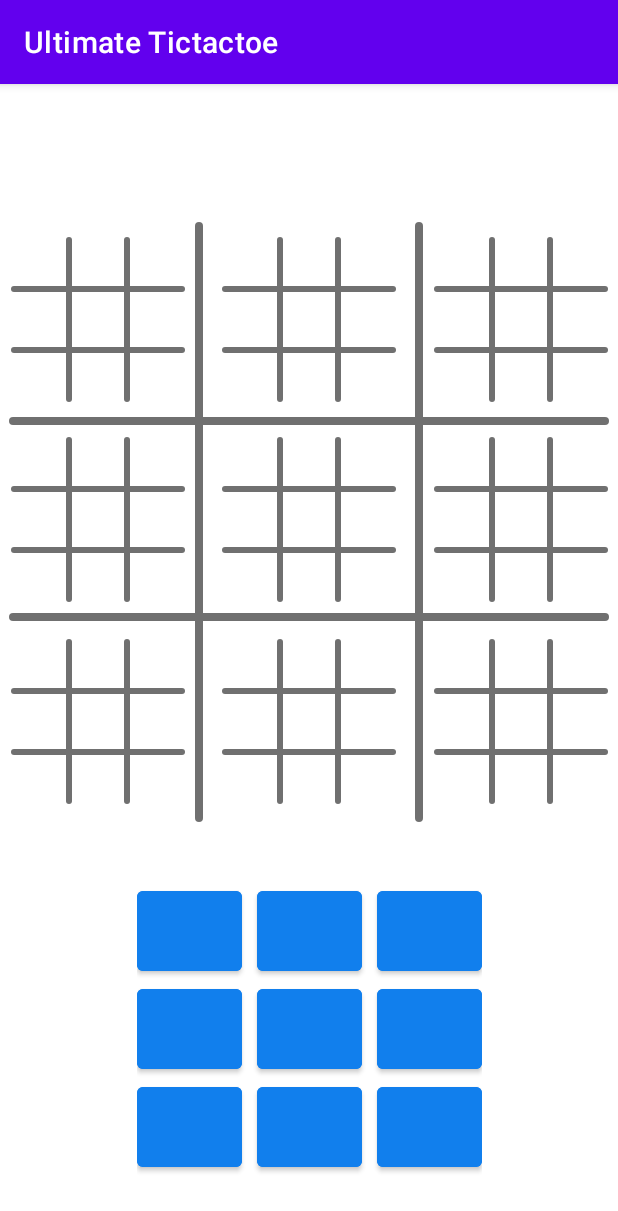
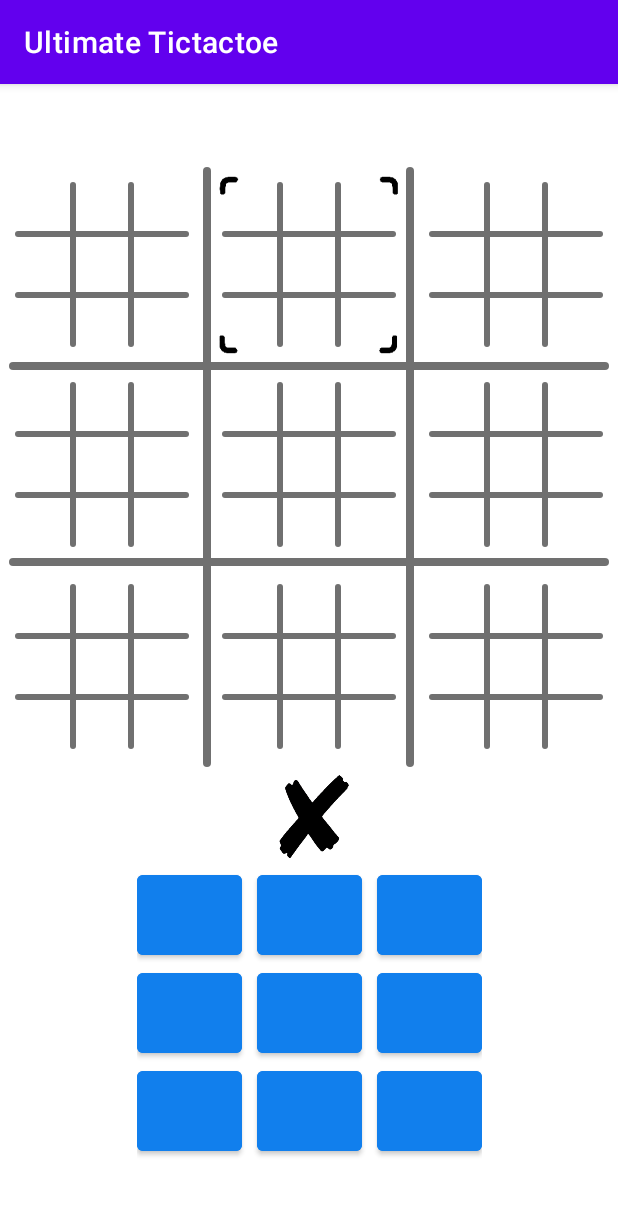
Before and after one commit to TapChap/UltimateTictactoe, an Android app: the GameActivity screen opened directly, with no data from a screen before it, after a tap on an icon or button, on a phone screen of 412 x 824 dp. Shown: the top 1211 px of the screen. Run offline under Robolectric (Android 15) with nearby library versions, the light colour scheme and no system bars; 1 other tap on this screen came first.

Commit message:
added board indicator & turn display

```diff
--- a/app/src/main/java/com/example/ultimatetictactoe/GameActivity.java
+++ b/app/src/main/java/com/example/ultimatetictactoe/GameActivity.java
@@ -3,6 +3,7 @@ package com.example.ultimatetictactoe;
 import androidx.appcompat.app.AppCompatActivity;
 
 import android.os.Bundle;
+import android.os.Handler;
 import android.util.Log;
 import android.view.View;
 import android.widget.Button;
@@ -10,6 +11,7 @@ import android.widget.ImageView;
 
 import com.example.ultimatetictactoe.Tictactoe.Board;
 import com.example.ultimatetictactoe.Tictactoe.Piece;
+import com.example.ultimatetictactoe.Tictactoe.Pose2d;
 
 import java.util.ArrayList;
 
@@ -20,10 +22,13 @@ public class GameActivity extends AppCompatActivity implements View.OnClickListe
     private Board mainBoard = new Board();
     private Board selectedBoard;
 
-    private boolean canChoose;
+    private boolean canChoose, removeIndicator = true;
 
     private final Button[][] buttons = new Button[3][3];
     private final ImageView[][] mainImages = new ImageView[3][3];
+    private ImageView turnDisplay;
+
+    private Pose2d indicatorPose;
 
     @Override
     protected void onCreate(Bundle savedInstanceState) {
@@ -31,7 +36,7 @@ public class GameActivity extends AppCompatActivity implements View.OnClickListe
         setContentView(R.layout.activity_game);
 
         for (int i = 0; i < Math.pow(boards.length, 2); i++) {
-            boards[i / 3][i % 3] = new Board(getBoard(i), i / 3, i % 3);
+            boards[i / 3][i % 3] = new Board(getBoard(i), new Pose2d(i / 3, i % 3));
         }
 
         for (int i = 0; i < buttons.length; i++) {
@@ -44,10 +49,13 @@ public class GameActivity extends AppCompatActivity implements View.OnClickListe
                 buttons[i][j].setOnClickListener(this);
 
                 mainImages[i][j] = findViewById(resIdB);
-                mainBoard.setImage(i, j, mainImages[i][j]);
+                mainBoard.setImage(new Pose2d(i, j), mainImages[i][j]);
                 mainImages[i][j].setOnClickListener(this);
             }
         }
+
+        turnDisplay = findViewById(R.id.turnDisplay);
+        turnDisplay.setImageResource(Piece.X.getImg());
 
         setControlPanelEnabled(false);
         canChoose = true;
@@ -62,14 +70,17 @@ public class GameActivity extends AppCompatActivity implements View.OnClickListe
 
                 // control panel button pressed
                 if (buttons[i][j].getId() == id) {
+                    Pose2d pose = new Pose2d(i, j);
+
                     setControlPanelEnabled(true);
-                    selectedBoard.set(i, j, mainBoard.getTurn());
+                    selectedBoard.set(pose, mainBoard.getTurn());
                     selectedBoard.update();
 
                     // disable clicks & update board image if won board
                     if (selectedBoard.hasWon(mainBoard.getTurn())) {
-                        int row = selectedBoard.getRow(), col = selectedBoard.getCol();
-                        mainImages[row][col].setImageResource(boards[row][col].getWinner().getLargeImg());
+                        int row = selectedBoard.row(), col = selectedBoard.col();
+                        removeIndicator = false;
+                        mainImages[row][col].setImageResource(boards[row][col].getWinner().getImg());
                         mainImages[row][col].setClickable(false);
                     }
 
@@ -77,21 +88,26 @@ public class GameActivity extends AppCompatActivity implements View.OnClickListe
                     if (boards[i][j].hasWon(Piece.EMPTY) || boards[i][j].isTie()){
                         // allow the next player to choose the next board, if the previous board was won
                         setControlPanelEnabled(false);
+                        if (removeIndicator) mainImages[indicatorPose.i][indicatorPose.j].setImageResource(R.drawable.empty);
                         canChoose = true;
                     } else {
                         disableButtons(getTakenCells(boards[i][j]));
                         selectedBoard = boards[i][j];
+                        updateIndicator(pose);
                         canChoose = false;
                     }
 
                     mainBoard.next();
+                    turnDisplay.setImageResource(mainBoard.getTurn().getImg());
                 }
 
                 // main image pressed
                 if (mainImages[i][j].getId() == id) {
-                    Log.d(TAG, "hasWon:" + boards[i][j].hasWon(Piece.EMPTY) + " canChoose:" + canChoose);
+                    Pose2d pose = new Pose2d(i, j);
+
                     if (canChoose && !boards[i][j].hasWon(Piece.EMPTY)) {
                         selectedBoard = boards[i][j];
+                        updateIndicator(pose);
                         setControlPanelEnabled(true);
                         disableButtons(getTakenCells(boards[i][j]));
                     }
@@ -123,11 +139,22 @@ public class GameActivity extends AppCompatActivity implements View.OnClickListe
 
         for (int i = 0; i < 3; i++) {
             for (int j = 0; j < 3; j++) {
-                if (board.get(i, j) != Piece.EMPTY) takenButtons.add(buttons[i][j]);
+                if (board.get(new Pose2d(i, j)) != Piece.EMPTY) takenButtons.add(buttons[i][j]);
             }
         }
 
         return takenButtons;
+    }
+
+    private void updateIndicator(Pose2d pose){
+        // delete the last one
+        if (indicatorPose != null && removeIndicator) {
+            mainImages[indicatorPose.i][indicatorPose.j].setImageResource(R.drawable.empty);
+        } else removeIndicator = true;
+
+        // update the pose to the new one & display the indicator
+        indicatorPose = pose;
+        mainImages[pose.i][pose.j].setImageResource(R.drawable.indicator);
     }
 
     public ImageView[][] getBoard(int boardIndex) {
--- a/app/src/main/java/com/example/ultimatetictactoe/Tictactoe/Board.java
+++ b/app/src/main/java/com/example/ultimatetictactoe/Tictactoe/Board.java
@@ -1,6 +1,5 @@
 package com.example.ultimatetictactoe.Tictactoe;
 
-import android.util.Log;
 import android.widget.ImageView;
 
 import java.util.function.BiConsumer;
@@ -12,30 +11,30 @@ public class Board extends TictactoeManager {
 
     private final String TAG = "Board";
 
-    public Board(ImageView[][] imageViews, int row, int col) {
+    public Board(ImageView[][] imageViews, Pose2d pose) {
         foreach((i, j) -> board[i][j] = imageViews[i][j]);
-        this.i = row;
-        this.j = col;
+        this.i = pose.i;
+        this.j = pose.j;
     }
 
     public Board(){}
 
     public void update(){
         foreach((i, j) -> {
-            Piece piece = get(i, j);
+            Piece piece = get(new Pose2d(i, j));
             board[i][j].setImageResource(piece.getImg());
         });
     }
 
-    public void setImage(int i, int j, ImageView image){
-        this.board[i][j] = image;
+    public void setImage(Pose2d pose, ImageView image){
+        this.board[pose.i][pose.j] = image;
     }
 
-    public int getRow(){
+    public int row(){
         return i;
     }
 
-    public int getCol(){
+    public int col(){
         return j;
     }
 
--- a/app/src/main/java/com/example/ultimatetictactoe/Tictactoe/Piece.java
+++ b/app/src/main/java/com/example/ultimatetictactoe/Tictactoe/Piece.java
@@ -26,17 +26,6 @@ public enum Piece {
         }
     }
 
-    public int getLargeImg(){
-        switch(this.piece){
-            case 'X':
-                return R.drawable.large_x;
-            case 'O':
-                return R.drawable.large_o;
-            default:
-                return R.drawable.empty;
-        }
-    }
-
     public boolean equals(Piece other){
         return this.piece == other.piece;
     }
--- /dev/null
+++ b/app/src/main/java/com/example/ultimatetictactoe/Tictactoe/Pose2d.java
@@ -0,0 +1,10 @@
+package com.example.ultimatetictactoe.Tictactoe;
+
+public class Pose2d {
+    public int i, j; // row, col
+
+    public Pose2d(int i, int j) {
+        this.i = i;
+        this.j = j;
+    }
+}
--- a/app/src/main/java/com/example/ultimatetictactoe/Tictactoe/TictactoeManager.java
+++ b/app/src/main/java/com/example/ultimatetictactoe/Tictactoe/TictactoeManager.java
@@ -21,16 +21,16 @@ public class TictactoeManager {
         }
     }
 
-    public void set(int i, int j) {
-        set(i, j, isX ? Piece.X : Piece.O);
+    public void set(Pose2d pose) {
+        set(pose, isX ? Piece.X : Piece.O);
     }
 
-    public void set(int i, int j, Piece piece) {
-        this.board[i][j] = piece;
+    public void set(Pose2d pose, Piece piece) {
+        this.board[pose.i][pose.j] = piece;
     }
 
-    public Piece get(int i, int j) {
-        return board[i][j];
+    public Piece get(Pose2d pose) {
+        return board[pose.i][pose.j];
     }
 
     public Piece getTurn() {
--- a/app/src/main/res/layout/activity_game.xml
+++ b/app/src/main/res/layout/activity_game.xml
@@ -14,11 +14,11 @@
         android:id="@+id/mainGridLayout"
         android:layout_width="match_parent"
         android:layout_height="400dp"
-        app:layout_constraintBottom_toBottomOf="parent"
-        app:layout_constraintEnd_toEndOf="parent"
-        app:layout_constraintStart_toStartOf="parent"
-        app:layout_constraintTop_toTopOf="parent"
-        app:layout_constraintVertical_bias="0.25">
+        android:layout_marginTop="50dp"
+        app:layout_constraintBottom_toTopOf="@id/turnDisplay"
+        app:layout_constraintEnd_toEndOf="parent"
+        app:layout_constraintStart_toStartOf="parent"
+        app:layout_constraintTop_toTopOf="parent">
 
         <!--        main grid-->
         <ImageView
@@ -28,7 +28,7 @@
             android:background="@drawable/rounded_line_vertical"
             app:layout_constraintBottom_toBottomOf="parent"
             app:layout_constraintEnd_toEndOf="parent"
-            app:layout_constraintHorizontal_bias="0.32"
+            app:layout_constraintHorizontal_bias="0.333"
             app:layout_constraintStart_toStartOf="parent"
             app:layout_constraintTop_toTopOf="parent" />
 
@@ -39,7 +39,7 @@
             android:background="@drawable/rounded_line_vertical"
             app:layout_constraintBottom_toBottomOf="parent"
             app:layout_constraintEnd_toEndOf="parent"
-            app:layout_constraintHorizontal_bias="0.68"
+            app:layout_constraintHorizontal_bias="0.666"
             app:layout_constraintStart_toStartOf="parent"
             app:layout_constraintTop_toTopOf="parent" />
 
@@ -1452,7 +1452,7 @@
             android:layout_height="120dp"
             app:layout_constraintBottom_toTopOf="@+id/mainLine_Top"
             app:layout_constraintEnd_toStartOf="@+id/mainLine_Right"
-            app:layout_constraintStart_toStartOf="@+id/mainLine_Left"
+            app:layout_constraintStart_toEndOf="@+id/mainLine_Left"
             app:layout_constraintTop_toTopOf="parent"
             tools:srcCompat="@tools:sample/avatars" />
 
@@ -1475,7 +1475,7 @@
             app:layout_constraintBottom_toTopOf="@+id/mainLine_Bottom"
             app:layout_constraintEnd_toStartOf="@+id/mainLine_Left"
             app:layout_constraintStart_toStartOf="parent"
-            app:layout_constraintTop_toTopOf="@+id/mainLine_Top"
+            app:layout_constraintTop_toBottomOf="@+id/mainLine_Top"
             tools:srcCompat="@tools:sample/avatars" />
 
         <!--        middle middle board image-->
@@ -1485,8 +1485,8 @@
             android:layout_height="120dp"
             app:layout_constraintBottom_toTopOf="@+id/mainLine_Bottom"
             app:layout_constraintEnd_toStartOf="@+id/mainLine_Right"
-            app:layout_constraintStart_toStartOf="@+id/mainLine_Left"
-            app:layout_constraintTop_toTopOf="@+id/mainLine_Top"
+            app:layout_constraintStart_toEndOf="@+id/mainLine_Left"
+            app:layout_constraintTop_toBottomOf="@+id/mainLine_Top"
             tools:srcCompat="@tools:sample/avatars" />
 
         <!--        middle right board image-->
@@ -1497,7 +1497,7 @@
             app:layout_constraintBottom_toTopOf="@+id/mainLine_Bottom"
             app:layout_constraintEnd_toEndOf="parent"
             app:layout_constraintStart_toEndOf="@id/mainLine_Right"
-            app:layout_constraintTop_toTopOf="@+id/mainLine_Top"
+            app:layout_constraintTop_toBottomOf="@+id/mainLine_Top"
             tools:srcCompat="@tools:sample/avatars"
             />
 
@@ -1510,7 +1510,7 @@
             app:layout_constraintBottom_toBottomOf="parent"
             app:layout_constraintEnd_toStartOf="@+id/mainLine_Left"
             app:layout_constraintStart_toStartOf="parent"
-            app:layout_constraintTop_toTopOf="@id/mainLine_Bottom"
+            app:layout_constraintTop_toBottomOf="@id/mainLine_Bottom"
             tools:srcCompat="@tools:sample/avatars" />
 
         <!--        bottom middle board image-->
@@ -1520,7 +1520,7 @@
             android:layout_height="120dp"
             app:layout_constraintBottom_toBottomOf="parent"
             app:layout_constraintEnd_toStartOf="@+id/mainLine_Right"
-            app:layout_constraintStart_toStartOf="@+id/mainLine_Left"
+            app:layout_constraintStart_toEndOf="@+id/mainLine_Left"
             app:layout_constraintTop_toBottomOf="@id/mainLine_Bottom"
             tools:srcCompat="@tools:sample/avatars" />
 
@@ -1537,31 +1537,42 @@
 
     </androidx.constraintlayout.widget.ConstraintLayout>
 
+    <ImageView
+        android:id="@+id/turnDisplay"
+        android:layout_width="55dp"
+        android:layout_height="55dp"
+        app:layout_constraintBottom_toTopOf="@+id/controlPanelLayout"
+        app:layout_constraintEnd_toEndOf="parent"
+        app:layout_constraintStart_toStartOf="parent"
+        app:layout_constraintTop_toBottomOf="@+id/mainGridLayout"
+        tools:srcCompat="@tools:sample/avatars" />
+
     <GridLayout
-        android:layout_width="wrap_content"
-        android:layout_height="wrap_content"
+        android:id="@+id/controlPanelLayout"
+        android:layout_width="wrap_content"
+        android:layout_height="wrap_content"
+        android:layout_marginBottom="45dp"
         android:columnCount="3"
         android:rowCount="3"
         app:layout_constraintBottom_toBottomOf="parent"
         app:layout_constraintEnd_toEndOf="parent"
         app:layout_constraintStart_toStartOf="parent"
-        app:layout_constraintTop_toBottomOf="@+id/mainGridLayout">
+        app:layout_constraintTop_toBottomOf="@+id/turnDisplay"
+        app:layout_constraintVertical_bias="0.85">
 
         <Button
             android:id="@+id/b00"
             android:layout_width="70dp"
             android:layout_height="65dp"
-                android:backgroundTint="@color/blackIsh"
-                />
+            android:backgroundTint="@color/blackIsh" />
 
         <Button
             android:id="@+id/b01"
             android:layout_width="70dp"
             android:layout_height="65dp"
-                android:backgroundTint="@color/blackIsh"
             android:layout_marginStart="10dp"
             android:layout_marginEnd="10dp"
-                />
+            android:backgroundTint="@color/blackIsh" />
 
         <Button
             android:id="@+id/b02"
@@ -1579,10 +1590,9 @@
             android:id="@+id/b11"
             android:layout_width="70dp"
             android:layout_height="65dp"
-                android:backgroundTint="@color/blackIsh"
             android:layout_marginStart="10dp"
             android:layout_marginEnd="10dp"
-                />
+            android:backgroundTint="@color/blackIsh" />
 
         <Button
             android:id="@+id/b12"
@@ -1600,10 +1610,9 @@
             android:id="@+id/b21"
             android:layout_width="70dp"
             android:layout_height="65dp"
-                android:backgroundTint="@color/blackIsh"
             android:layout_marginStart="10dp"
             android:layout_marginEnd="10dp"
-                />
+            android:backgroundTint="@color/blackIsh" />
 
         <Button
             android:id="@+id/b22"
```
Also changed, not shown: app/src/main/res/drawable/board_indicator.png (added), app/src/main/res/drawable/indicator.png (added), app/src/main/res/drawable/o.jpg (renamed from app/src/main/res/drawable/large_o.jpg), app/src/main/res/drawable/o.png (deleted), app/src/main/res/drawable/x.jpg (renamed from app/src/main/res/drawable/large_x.jpg), app/src/main/res/drawable/x.png (deleted). Lines whose indentation alone changed are shown as unchanged.
